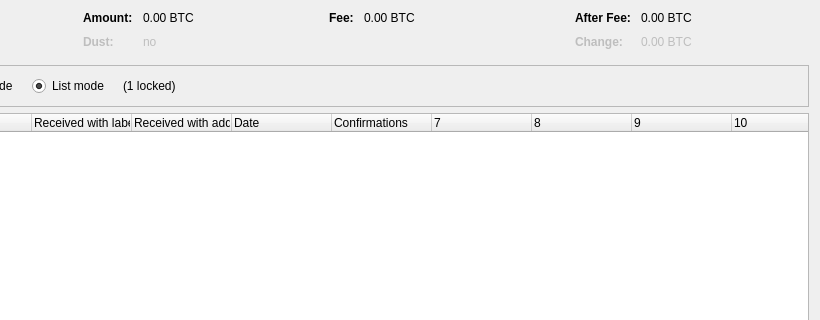
Before: the Qt Designer form src/qt/forms/coincontroldialog.ui in Garlicium/GRLM, drawn with Qt 5; both pictures show x 180 to 1000 and y 0 to 320 of the 1000 by 500 pixel window.
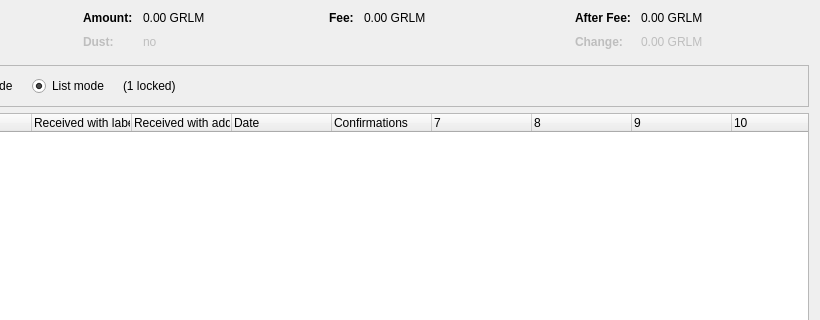
After: the same form once the commit is applied. Custom widgets are drawn as their Qt base class.

```diff
--- a/src/qt/forms/coincontroldialog.ui
+++ b/src/qt/forms/coincontroldialog.ui
@@ -132,7 +132,7 @@
           <enum>Qt::ActionsContextMenu</enum>
          </property>
          <property name="text">
-          <string notr="true">0.00 BTC</string>
+          <string notr="true">0.00 GRLM</string>
          </property>
          <property name="textInteractionFlags">
           <set>Qt::LinksAccessibleByMouse|Qt::TextSelectableByKeyboard|Qt::TextSelectableByMouse</set>
@@ -212,7 +212,7 @@
           <enum>Qt::ActionsContextMenu</enum>
          </property>
          <property name="text">
-          <string notr="true">0.00 BTC</string>
+          <string notr="true">0.00 GRLM</string>
          </property>
          <property name="textInteractionFlags">
           <set>Qt::LinksAccessibleByMouse|Qt::TextSelectableByKeyboard|Qt::TextSelectableByMouse</set>
@@ -257,7 +257,7 @@
           <enum>Qt::ActionsContextMenu</enum>
          </property>
          <property name="text">
-          <string notr="true">0.00 BTC</string>
+          <string notr="true">0.00 GRLM</string>
          </property>
          <property name="textInteractionFlags">
           <set>Qt::LinksAccessibleByMouse|Qt::TextSelectableByKeyboard|Qt::TextSelectableByMouse</set>
@@ -292,7 +292,7 @@
           <enum>Qt::ActionsContextMenu</enum>
          </property>
          <property name="text">
-          <string notr="true">0.00 BTC</string>
+          <string notr="true">0.00 GRLM</string>
          </property>
          <property name="textInteractionFlags">
           <set>Qt::LinksAccessibleByMouse|Qt::TextSelectableByKeyboard|Qt::TextSelectableByMouse</set>
```
